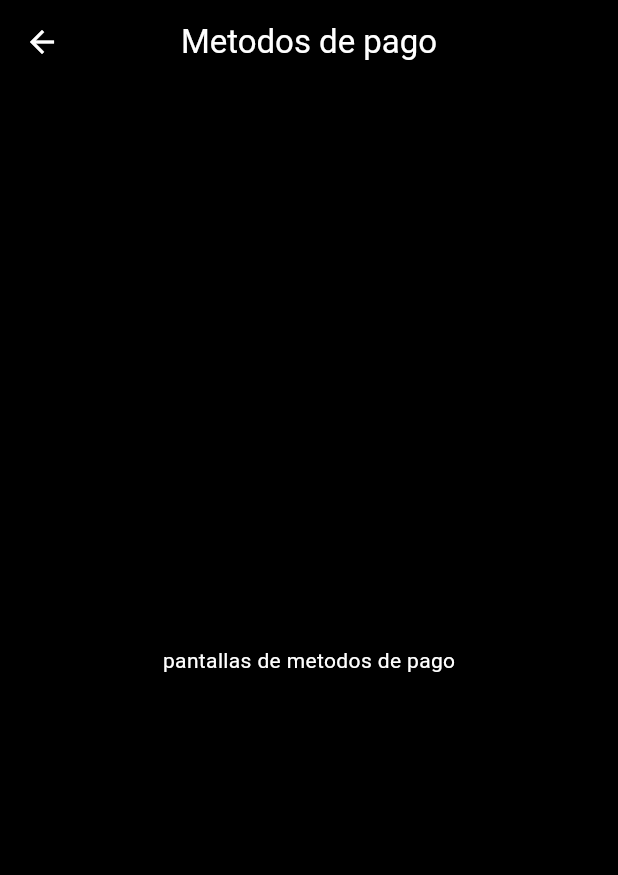
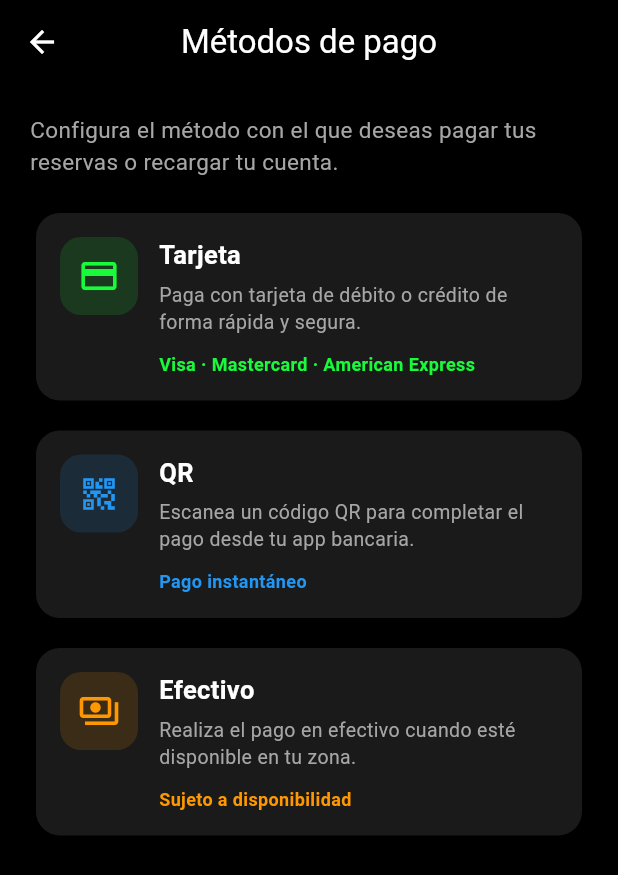
Before and after one commit to Grupo-2-Aplicaciones-Moviles/Frontend-Flutter, a Flutter app: the PaymentMethodsView screen opened directly, on a phone screen of 412 x 824 dp. Shown: the top 875 px of the screen. Run offline on Flutter 3.47's test engine with Material 3 defaults, Android fonts, the phone set to English and light mode, and no system bars; our stand-ins replace shared_preferences; accounts and stored records are empty.

Commit message:
feat: enhance PaymentMethodsView with detailed payment options

```diff
--- a/lib/screens/profile/presentation/PaymentMethodsView.dart
+++ b/lib/screens/profile/presentation/PaymentMethodsView.dart
@@ -1,19 +1,129 @@
 import 'package:flutter/material.dart';
 
-class PaymentMethodsView extends StatelessWidget{
+import '../../../core/theme.dart';
+
+class PaymentMethodsView extends StatelessWidget {
   const PaymentMethodsView({super.key});
 
   @override
   Widget build(BuildContext context) {
     return Scaffold(
       appBar: AppBar(
-        title: const Text("Metodos de pago"),
+        title: const Text('Métodos de pago'),
       ),
-      body: const Center(
-        child: Text("pantallas de metodos de pago"),
+      body: ListView(
+        padding: const EdgeInsets.all(20),
+        children: const [
+          Text(
+            'Configura el método con el que deseas pagar tus reservas o recargar tu cuenta.',
+            style: TextStyle(
+              fontSize: 15,
+              color: WeRideColors.mediumGray,
+              height: 1.4,
+            ),
+          ),
+          SizedBox(height: 20),
+          _PaymentMethodCard(
+            icon: Icons.credit_card,
+            title: 'Tarjeta',
+            description:
+                'Paga con tarjeta de débito o crédito de forma rápida y segura.',
+            details: 'Visa · Mastercard · American Express',
+            accentColor: WeRideColors.energyGreen,
+          ),
+          SizedBox(height: 12),
+          _PaymentMethodCard(
+            icon: Icons.qr_code_2,
+            title: 'QR',
+            description:
+                'Escanea un código QR para completar el pago desde tu app bancaria.',
+            details: 'Pago instantáneo',
+            accentColor: WeRideColors.infoBlue,
+          ),
+          SizedBox(height: 12),
+          _PaymentMethodCard(
+            icon: Icons.payments_outlined,
+            title: 'Efectivo',
+            description:
+                'Realiza el pago en efectivo cuando esté disponible en tu zona.',
+            details: 'Sujeto a disponibilidad',
+            accentColor: WeRideColors.warningOrange,
+          ),
+        ],
       ),
     );
   }
+}
 
 
+class _PaymentMethodCard extends StatelessWidget {
+  final IconData icon;
+  final String title;
+  final String description;
+  final String details;
+  final Color accentColor;
+
+  const _PaymentMethodCard({
+    required this.icon,
+    required this.title,
+    required this.description,
+    required this.details,
+    required this.accentColor,
+  });
+
+  @override
+  Widget build(BuildContext context) {
+    return Card(
+      child: Padding(
+        padding: const EdgeInsets.all(16),
+        child: Row(
+          crossAxisAlignment: CrossAxisAlignment.start,
+          children: [
+            Container(
+              width: 52,
+              height: 52,
+              decoration: BoxDecoration(
+                color: accentColor.withValues(alpha: 0.14),
+                borderRadius: BorderRadius.circular(14),
+              ),
+              child: Icon(icon, color: accentColor, size: 28),
+            ),
+            const SizedBox(width: 14),
+            Expanded(
+              child: Column(
+                crossAxisAlignment: CrossAxisAlignment.start,
+                children: [
+                  Text(
+                    title,
+                    style: const TextStyle(
+                      fontSize: 17,
+                      fontWeight: FontWeight.bold,
+                    ),
+                  ),
+                  const SizedBox(height: 6),
+                  Text(
+                    description,
+                    style: const TextStyle(
+                      fontSize: 13,
+                      color: WeRideColors.mediumGray,
+                      height: 1.35,
+                    ),
+                  ),
+                  const SizedBox(height: 10),
+                  Text(
+                    details,
+                    style: TextStyle(
+                      fontSize: 12,
+                      fontWeight: FontWeight.w600,
+                      color: accentColor,
+                    ),
+                  ),
+                ],
+              ),
+            ),
+          ],
+        ),
+      ),
+    );
+  }
 }
```
